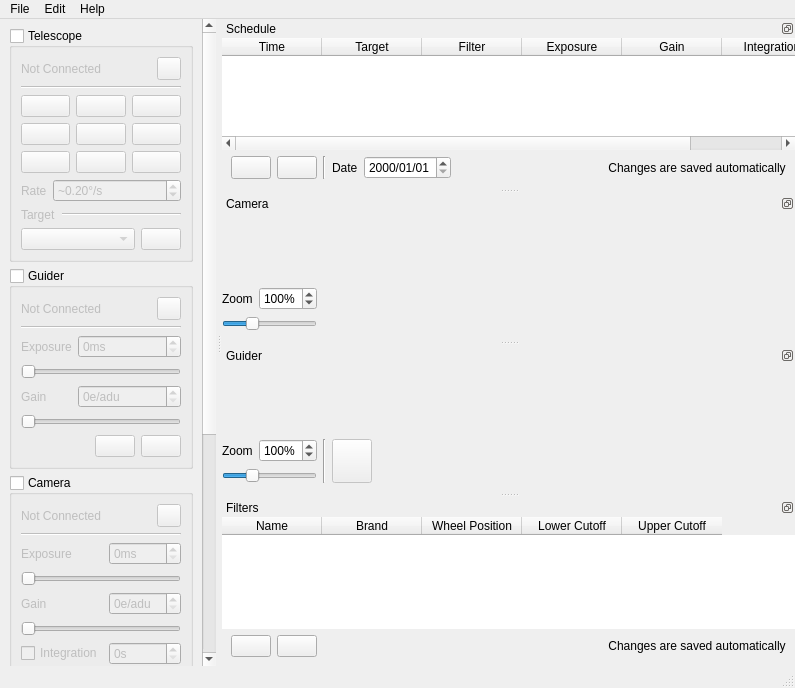
EthanChappel/Ecliptic, file qt5/mainwindow.ui: the form before one commit.
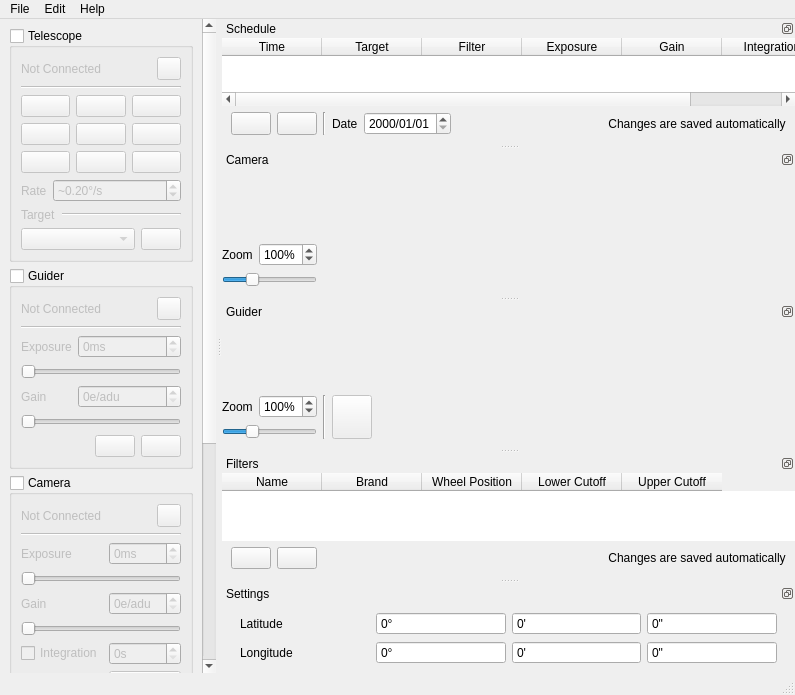
The form after the commit. Icons and pictures are not drawn.

Commit message: Move location interface to main window

Patch:
```diff
--- a/qt5/mainwindow.ui
+++ b/qt5/mainwindow.ui
@@ -81,8 +81,8 @@
         <rect>
          <x>0</x>
          <y>0</y>
-         <width>178</width>
-         <height>921</height>
+         <width>224</width>
+         <height>1247</height>
         </rect>
        </property>
        <layout class="QFormLayout" name="formLayout_4">
@@ -1691,8 +1691,8 @@
          <rect>
           <x>0</x>
           <y>0</y>
-          <width>633</width>
-          <height>49</height>
+          <width>553</width>
+          <height>83</height>
          </rect>
         </property>
         <layout class="QVBoxLayout" name="verticalLayout_4">
@@ -1848,8 +1848,8 @@
          <rect>
           <x>0</x>
           <y>0</y>
-          <width>633</width>
-          <height>49</height>
+          <width>553</width>
+          <height>83</height>
          </rect>
         </property>
         <layout class="QVBoxLayout" name="verticalLayout_6">
@@ -2148,6 +2148,199 @@
     </layout>
    </widget>
   </widget>
+  <widget class="QDockWidget" name="settings_dockwidget">
+   <property name="features">
+    <set>QDockWidget::DockWidgetFloatable|QDockWidget::DockWidgetMovable</set>
+   </property>
+   <property name="allowedAreas">
+    <set>Qt::LeftDockWidgetArea|Qt::RightDockWidgetArea</set>
+   </property>
+   <property name="windowTitle">
+    <string>Settings</string>
+   </property>
+   <attribute name="dockWidgetArea">
+    <number>2</number>
+   </attribute>
+   <widget class="QWidget" name="dockWidgetContents">
+    <layout class="QVBoxLayout" name="verticalLayout_8">
+     <item>
+      <layout class="QGridLayout" name="gridLayout_4">
+       <property name="leftMargin">
+        <number>9</number>
+       </property>
+       <property name="rightMargin">
+        <number>9</number>
+       </property>
+       <item row="0" column="0">
+        <widget class="QLabel" name="lat_label">
+         <property name="text">
+          <string>Latitude</string>
+         </property>
+        </widget>
+       </item>
+       <item row="0" column="1">
+        <widget class="QSpinBox" name="lat_d_spin">
+         <property name="frame">
+          <bool>true</bool>
+         </property>
+         <property name="buttonSymbols">
+          <enum>QAbstractSpinBox::NoButtons</enum>
+         </property>
+         <property name="keyboardTracking">
+          <bool>false</bool>
+         </property>
+         <property name="showGroupSeparator" stdset="0">
+          <bool>false</bool>
+         </property>
+         <property name="suffix">
+          <string>°</string>
+         </property>
+         <property name="minimum">
+          <number>-89</number>
+         </property>
+         <property name="maximum">
+          <number>89</number>
+         </property>
+        </widget>
+       </item>
+       <item row="1" column="3">
+        <widget class="QSpinBox" name="long_s_spin">
+         <property name="frame">
+          <bool>true</bool>
+         </property>
+         <property name="buttonSymbols">
+          <enum>QAbstractSpinBox::NoButtons</enum>
+         </property>
+         <property name="keyboardTracking">
+          <bool>false</bool>
+         </property>
+         <property name="showGroupSeparator" stdset="0">
+          <bool>false</bool>
+         </property>
+         <property name="suffix">
+          <string>&quot;</string>
+         </property>
+         <property name="maximum">
+          <number>59</number>
+         </property>
+        </widget>
+       </item>
+       <item row="1" column="2">
+        <widget class="QSpinBox" name="long_m_spin">
+         <property name="frame">
+          <bool>true</bool>
+         </property>
+         <property name="buttonSymbols">
+          <enum>QAbstractSpinBox::NoButtons</enum>
+         </property>
+         <property name="keyboardTracking">
+          <bool>false</bool>
+         </property>
+         <property name="showGroupSeparator" stdset="0">
+          <bool>false</bool>
+         </property>
+         <property name="suffix">
+          <string>'</string>
+         </property>
+         <property name="maximum">
+          <number>59</number>
+         </property>
+        </widget>
+       </item>
+       <item row="1" column="1">
+        <widget class="QSpinBox" name="long_d_spin">
+         <property name="frame">
+          <bool>true</bool>
+         </property>
+         <property name="buttonSymbols">
+          <enum>QAbstractSpinBox::NoButtons</enum>
+         </property>
+         <property name="keyboardTracking">
+          <bool>false</bool>
+         </property>
+         <property name="showGroupSeparator" stdset="0">
+          <bool>false</bool>
+         </property>
+         <property name="suffix">
+          <string>°</string>
+         </property>
+         <property name="minimum">
+          <number>-179</number>
+         </property>
+         <property name="maximum">
+          <number>179</number>
+         </property>
+        </widget>
+       </item>
+       <item row="0" column="2">
+        <widget class="QSpinBox" name="lat_m_spin">
+         <property name="frame">
+          <bool>true</bool>
+         </property>
+         <property name="buttonSymbols">
+          <enum>QAbstractSpinBox::NoButtons</enum>
+         </property>
+         <property name="keyboardTracking">
+          <bool>false</bool>
+         </property>
+         <property name="showGroupSeparator" stdset="0">
+          <bool>false</bool>
+         </property>
+         <property name="suffix">
+          <string>'</string>
+         </property>
+         <property name="maximum">
+          <number>59</number>
+         </property>
+        </widget>
+       </item>
+       <item row="1" column="0">
+        <widget class="QLabel" name="long_label">
+         <property name="text">
+          <string>Longitude</string>
+         </property>
+        </widget>
+       </item>
+       <item row="0" column="3">
+        <widget class="QSpinBox" name="lat_s_spin">
+         <property name="frame">
+          <bool>true</bool>
+         </property>
+         <property name="buttonSymbols">
+          <enum>QAbstractSpinBox::NoButtons</enum>
+         </property>
+         <property name="keyboardTracking">
+          <bool>false</bool>
+         </property>
+         <property name="showGroupSeparator" stdset="0">
+          <bool>false</bool>
+         </property>
+         <property name="suffix">
+          <string>&quot;</string>
+         </property>
+         <property name="maximum">
+          <number>59</number>
+         </property>
+        </widget>
+       </item>
+      </layout>
+     </item>
+     <item>
+      <spacer name="verticalSpacer">
+       <property name="orientation">
+        <enum>Qt::Vertical</enum>
+       </property>
+       <property name="sizeHint" stdset="0">
+        <size>
+         <width>20</width>
+         <height>40</height>
+        </size>
+       </property>
+      </spacer>
+     </item>
+    </layout>
+   </widget>
+  </widget>
   <action name="filters_action">
    <property name="icon">
     <iconset resource="resources/res.qrc">
```
Left out of the diff: 2 changed lines with no effect on the pictures. The commit also changes 5 other files.
